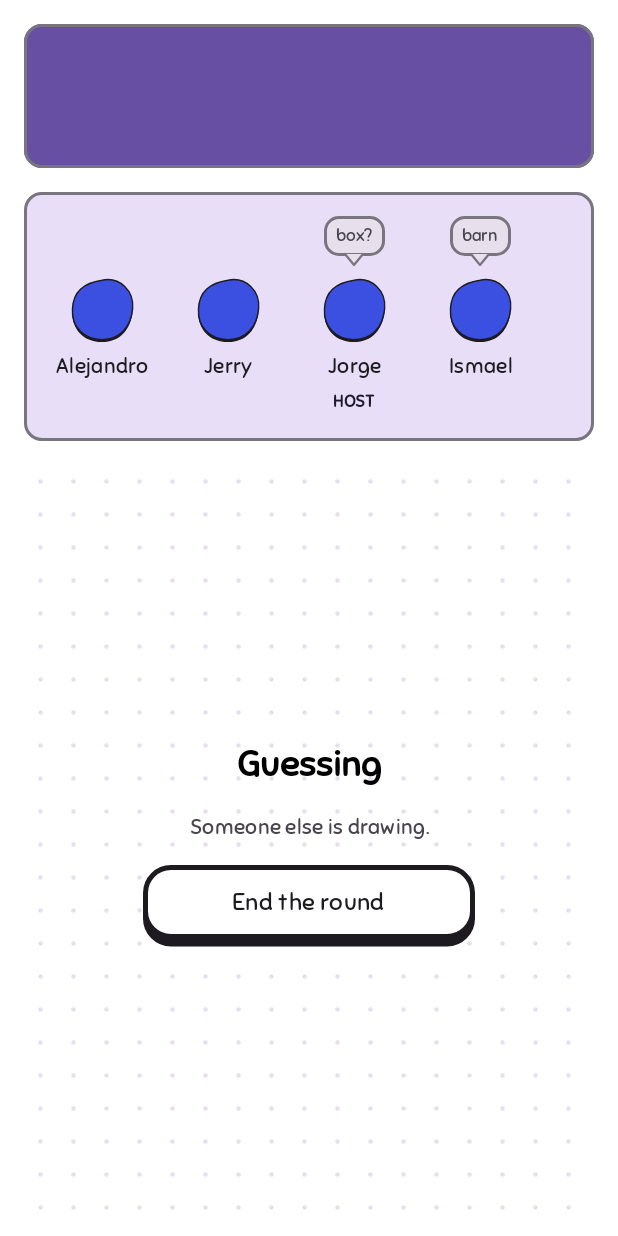
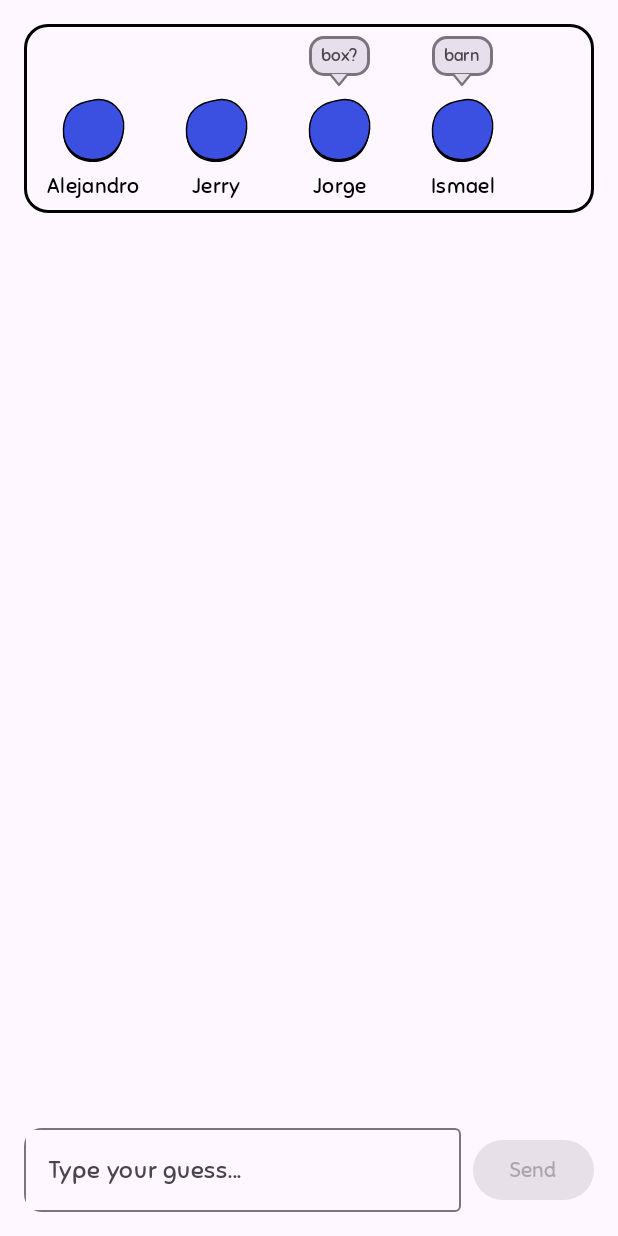
Before and after one commit to sophiablitz/inkorporate-it, an Android app built with Jetpack Compose: the @Preview function GuessingScreenPreview, on a phone screen of 412 x 824 dp. Run offline under Robolectric (Android 15) with nearby library versions, the phone set to English and light mode, and no system bars; 6 statements that could not run were skipped.

Commit message:
Update guessing players card layout, adaptive border, and hide host tag [emulator-tested]

```diff
--- /dev/null
+++ b/front-end/app/src/main/java/com/example/inkorporate_it/ui/component/Timer.kt
@@ -0,0 +1,4 @@
+package com.example.inkorporate_it.ui.component
+
+class Timer {
+}
--- a/front-end/app/src/main/java/com/example/inkorporate_it/ui/game/Guessing.kt
+++ b/front-end/app/src/main/java/com/example/inkorporate_it/ui/game/Guessing.kt
@@ -1,25 +1,57 @@
 package com.example.inkorporate_it.ui.game
 
+import android.app.Activity
+import android.content.Context
+import android.content.ContextWrapper
+import android.content.res.Configuration
+import android.view.WindowManager
+import androidx.compose.foundation.BorderStroke
+import androidx.compose.foundation.isSystemInDarkTheme
 import androidx.compose.foundation.layout.Arrangement
 import androidx.compose.foundation.layout.Box
 import androidx.compose.foundation.layout.Column
+import androidx.compose.foundation.layout.Row
 import androidx.compose.foundation.layout.Spacer
 import androidx.compose.foundation.layout.fillMaxSize
 import androidx.compose.foundation.layout.fillMaxWidth
 import androidx.compose.foundation.layout.height
+import androidx.compose.foundation.layout.imePadding
 import androidx.compose.foundation.layout.padding
 import androidx.compose.foundation.layout.width
 import androidx.compose.foundation.lazy.LazyRow
 import androidx.compose.foundation.lazy.items
+import androidx.compose.foundation.shape.RoundedCornerShape
+import androidx.compose.foundation.text.KeyboardActions
+import androidx.compose.foundation.text.KeyboardOptions
+import androidx.compose.material3.Button
 import androidx.compose.material3.MaterialTheme
+import androidx.compose.material3.OutlinedTextField
+import androidx.compose.material3.OutlinedTextFieldDefaults
+import androidx.compose.material3.Surface
+import androidx.compose.material3.Text
 import androidx.compose.runtime.Composable
+import androidx.compose.runtime.DisposableEffect
+import androidx.compose.runtime.getValue
+import androidx.compose.runtime.mutableStateOf
+import androidx.compose.runtime.remember
+import androidx.compose.runtime.setValue
 import androidx.compose.ui.Alignment
 import androidx.compose.ui.Modifier
+import androidx.compose.ui.graphics.Color
+import androidx.compose.ui.platform.LocalView
+import androidx.compose.ui.text.input.ImeAction
+import androidx.compose.ui.text.input.KeyboardType
 import androidx.compose.ui.tooling.preview.Preview
 import androidx.compose.ui.unit.dp
 import com.example.inkorporate_it.ui.component.GuessChatBubble
 import com.example.inkorporate_it.ui.component.PlayerEntry
 import com.example.inkorporate_it.ui.theme.InkorporateitTheme
+
+private tailrec fun Context.findActivity(): Activity? = when (this) {
+    is Activity -> this
+    is ContextWrapper -> baseContext.findActivity()
+    else -> null
+}
 
 @Composable
 fun GuessingScreen(
@@ -29,41 +61,109 @@ fun GuessingScreen(
     /* STUB: placeholder -- remove once connected*/
     onStubPhase: (phase: GamePhase, isMyTurnToDraw: Boolean) -> Unit
 ) {
-    Column(
+    // Scoped strictly to GuessingScreen: applies ADJUST_NOTHING on entry
+    // and restores the original softInputMode in onDispose when leaving this screen.
+    val view = LocalView.current
+    DisposableEffect(view) {
+        val window = view.context.findActivity()?.window
+        val originalMode = window?.attributes?.softInputMode
+        window?.setSoftInputMode(WindowManager.LayoutParams.SOFT_INPUT_ADJUST_NOTHING)
+        onDispose {
+            if (originalMode != null) {
+                window.setSoftInputMode(originalMode)
+            }
+        }
+    }
+
+    var draftGuess by remember { mutableStateOf("") }
+    // STUB: local guess history so emulator testing shows your bubble without a server
+    var localStubChat by remember { mutableStateOf<List<ChatMessage>>(emptyList()) }
+
+    val submitGuess = {
+        val trimmed = draftGuess.trim()
+        if (trimmed.isNotEmpty()) {
+            // Find the active guesser in state.players so the bubble attaches to your inkblob
+            val me = state.players.firstOrNull { !it.isDrawing && !it.hasGuessed }
+                ?: state.players.firstOrNull()
+            if (me != null) {
+                localStubChat = localStubChat + ChatMessage(sender = me.name, text = trimmed)
+            }
+            onSendMessage(trimmed)
+            draftGuess = ""
+        }
+    }
+
+    Box(
         modifier = modifier
             .fillMaxSize()
             .padding(16.dp),
+    ) {
+        // Main content stays fixed at the top and is not pushed around by the keyboard
+        Column(
+            modifier = Modifier.fillMaxSize(),
             verticalArrangement = Arrangement.spacedBy(16.dp),
         ) {
-        // Top header (blue rectangle following theme kit)
-        GuessingTopHeader()
-        // Players list (yellow card, one row, scrolls sideways if needed)
-        GuessingPlayersCard(players = state.players, chat = state.chat)
+            // Players list positioned at the top with a theme-adaptive border and no yellow background
+            GuessingPlayersCard(players = state.players, chat = state.chat + localStubChat)
 
             // STUB: placeholder -- remove once the rest is built
-        GamePlaceholderScreen(
+            /*GamePlaceholderScreen(
                 title = "Guessing",
                 note = "Someone else is drawing.",
-            modifier = Modifier.weight(1f),
+                modifier = Modifier
+                    .weight(1f)
+                    .padding(bottom = 72.dp),
                 options = listOf(
                     PlaceholderOption("End the round") { onStubPhase(GamePhase.RoundOver, false) },
                 ),
+            )*/
+        }
+
+        // Guess input bar overlays at the bottom and floats right above the device's keyboard
+        Surface(
+            modifier = Modifier
+                .align(Alignment.BottomCenter)
+                .fillMaxWidth()
+                .imePadding(),
+            color = MaterialTheme.colorScheme.background,
+            shape = MaterialTheme.shapes.medium,
+        ) {
+            Row(
+                modifier = Modifier.fillMaxWidth(),
+                verticalAlignment = Alignment.CenterVertically,
+                horizontalArrangement = Arrangement.spacedBy(8.dp),
+            ) {
+                OutlinedTextField(
+                    value = draftGuess,
+                    onValueChange = { draftGuess = it },
+                    modifier = Modifier.weight(1f),
+                    placeholder = {
+                        Text(
+                            text = "Type your guess...",
+                            color = MaterialTheme.colorScheme.onSurfaceVariant,
                         )
+                    },
+                    singleLine = true,
+                    colors = OutlinedTextFieldDefaults.colors(
+                        focusedTextColor = MaterialTheme.colorScheme.onSurface,
+                        unfocusedTextColor = MaterialTheme.colorScheme.onSurface,
+                        focusedContainerColor = MaterialTheme.colorScheme.surface,
+                        unfocusedContainerColor = MaterialTheme.colorScheme.surface,
+                    ),
+                    keyboardOptions = KeyboardOptions(
+                        keyboardType = KeyboardType.Text,
+                        imeAction = ImeAction.Send,
+                    ),
+                    keyboardActions = KeyboardActions(onSend = { submitGuess() }),
+                )
+                Button(
+                    onClick = submitGuess,
+                    enabled = draftGuess.isNotBlank(),
+                ) {
+                    Text("Send")
                 }
             }
-@Composable
-private fun GuessingTopHeader(
-    modifier: Modifier = Modifier,
-) {
-    GameCard(
-        modifier = modifier.fillMaxWidth(),
-        containerColor = MaterialTheme.colorScheme.primary,
-    ) {
-        Box(
-            modifier = Modifier
-                .fillMaxWidth()
-                .height(64.dp),
-        )
+        }
     }
 }
 
@@ -75,12 +175,26 @@ private fun GuessingPlayersCard(
 ) {
     // Latest chat line per sender, so each player shows their most recent guess.
     val latestBySender = chat.associate { it.sender to it.text }
+    val isDark = isSystemInDarkTheme()
+    val borderColor = if (isDark) Color.White else Color.Black
+    val contentColor = if (isDark) Color.White else Color.Black
 
-    GameCard(
-        modifier = modifier,
-        containerColor = MaterialTheme.colorScheme.secondaryContainer,
+    Surface(
+        modifier = modifier.fillMaxWidth(),
+        color = Color.Transparent,
+        shape = RoundedCornerShape(16.dp),
+        border = BorderStroke(1.5.dp, borderColor),
     ) {
-        LazyRow(horizontalArrangement = Arrangement.spacedBy(12.dp)) {
+        MaterialTheme(
+            colorScheme = MaterialTheme.colorScheme.copy(
+                onBackground = contentColor,
+                onSurface = contentColor,
+            )
+        ) {
+            LazyRow(
+                modifier = Modifier.padding(horizontal = 10.dp, vertical = 8.dp),
+                horizontalArrangement = Arrangement.spacedBy(10.dp),
+            ) {
                 items(players) { player ->
                     Column(
                         modifier = Modifier.width(72.dp),
@@ -95,17 +209,21 @@ private fun GuessingPlayersCard(
                             // (no guess yet, or a correct guess we don't reveal here).
                             Spacer(modifier = Modifier.height(34.dp))
                         }
-                    PlayerEntry(player = player)
+                        // Hide the HOST badge once inside the active game screen
+                        PlayerEntry(player = player.copy(isHost = false))
+                    }
                 }
             }
         }
     }
 }
 
-@Preview(showBackground = true)
+@Preview(showBackground = true, name = "Guessing - Light")
+@Preview(showBackground = true, uiMode = Configuration.UI_MODE_NIGHT_YES, name = "Guessing - Dark")
 @Composable
 fun GuessingScreenPreview() {
     InkorporateitTheme(dynamicColor = false) {
+        Surface(color = MaterialTheme.colorScheme.background) {
             GuessingScreen(
                 state = previewGuesserState,
                 onSendMessage = {},
@@ -113,3 +231,4 @@ fun GuessingScreenPreview() {
             )
         }
     }
+}
```
Lines whose indentation alone changed are shown as unchanged.
